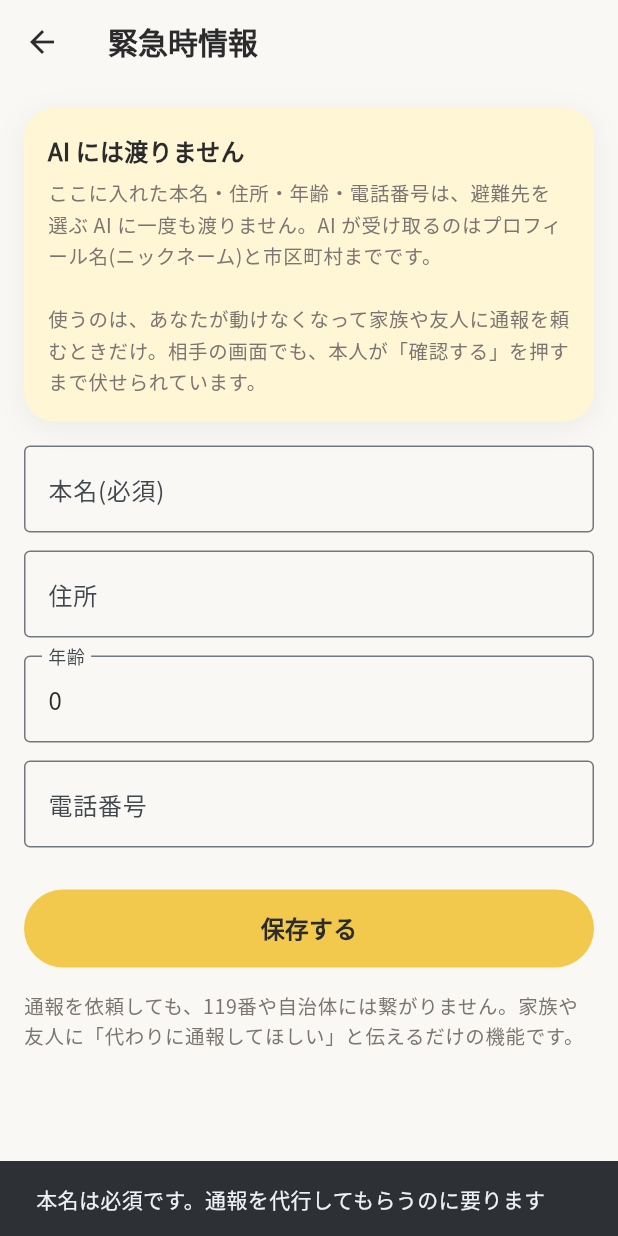
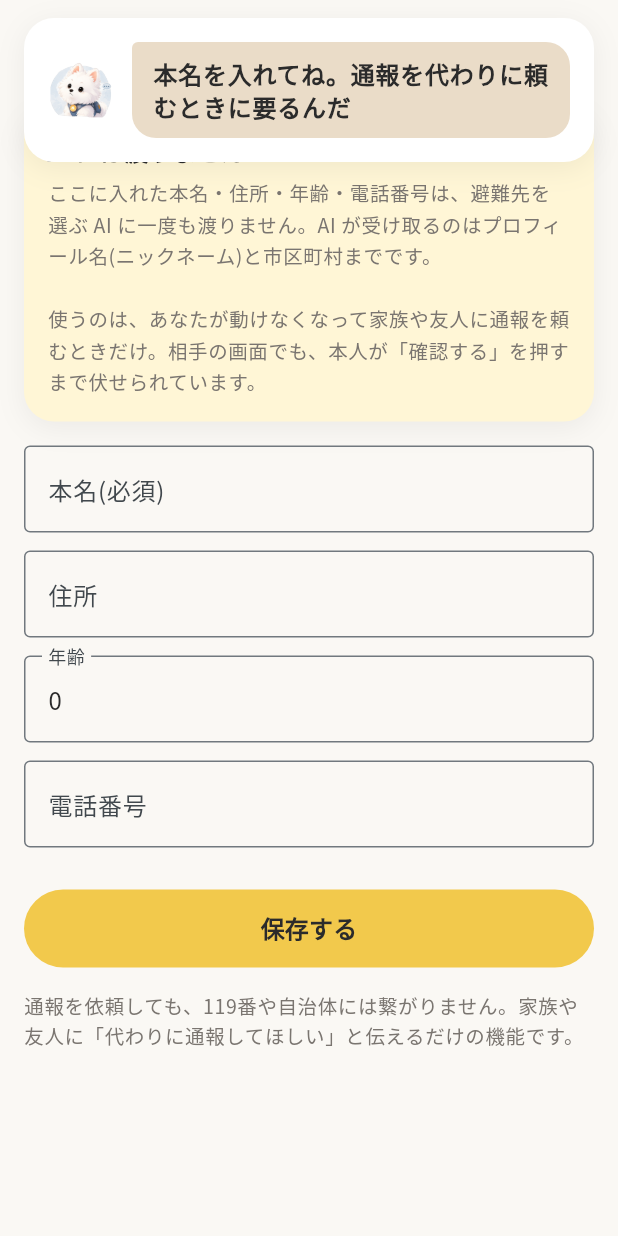
Before and after one commit to akiba-eda/hinamichi, a Flutter app: the EmergencyPage screen opened directly, after a tap on "保存する", on a phone screen of 412 x 824 dp. Run offline on Flutter 3.47's test engine with Material 3 defaults, Android fonts, the phone set to English and light mode, and no system bars; drawn by our look-alikes of flutter_animate; our stand-ins replace battery_plus, cloud_firestore, firebase_auth, firebase_core, firebase_messaging, flutter_local_notifications and 7 more; accounts and stored records are empty; generated files the repository leaves out were written again; network calls fail.

Commit message:
fix(app): SOS の確認で「誰に・何を見せるか」を出す。通知をセナヴィの吹き出しにする
「個人情報を入れていないのに3人に通報を依頼できた」という指摘。
実際にはその端末に以前テスト登録した緊急時情報(本名・住所)が残っていて、
サーバーはそれを見て正しく通していた。問題は確認画面が
「本名・住所が見えます」と一般論しか出さず、何が登録されているかを
本人に見せていなかったこと。

- 依頼する前に、頼む相手の名前と、相手が確認したときに見える情報
  (本名・住所・電話)をそのまま出す
- 未登録なら依頼を止めて、登録画面へ誘導する
- 頼める相手がいないときも先に止める

通知は Material の SnackBar(画面下の黒い帯)を27箇所すべてやめ、
セナヴィが上部で話す吹き出し(showSenaviToast)に置き換えた。
世界観が違うのに加え、シートを閉じた直後は出す先の context が死んでいて
消えることがあった。rootNavigatorKey の Overlay に載せるので
どこから呼んでも出る。失敗は困った顔で伝え、赤いバナーにしない。

Co-Authored-By: Claude Fable 5.1 <noreply@anthropic.com>

```diff
--- /dev/null
+++ b/app/lib/core/nav.dart
@@ -0,0 +1,5 @@
+import 'package:flutter/widgets.dart';
+
+/// アプリ全体で1つのナビゲータ。画面を閉じた後でも通知を出せるように、
+/// context ではなくここから Overlay を取る(閉じたシートの context は死んでいる)。
+final rootNavigatorKey = GlobalKey<NavigatorState>();
--- a/app/lib/features/friends/friend_detail_sheet.dart
+++ b/app/lib/features/friends/friend_detail_sheet.dart
@@ -11,6 +11,7 @@ import '../../domain/social.dart';
 import '../../mock/mock_backend.dart';
 import '../../ui/atoms/atoms.dart';
 import 'chat_page.dart';
+import '../../ui/molecules/molecules.dart';
 
 /// フレンドのアイコン / カードをタップしたときに出る詳細。
 ///
@@ -170,7 +171,7 @@ class _FriendDetail extends ConsumerWidget {
                         ref.read(apiProvider).sendMessage(toUid: f.entry.uid, reaction: r.emoji);
                       }
                       Navigator.of(context).pop();
-                      ScaffoldMessenger.of(context).showSnackBar(SnackBar(content: Text('${r.emoji} を送りました')));
+                      showSenaviToast('${r.emoji} を送ったよ');
                     },
                   ),
                 ),
--- a/app/lib/features/friends/friends_page.dart
+++ b/app/lib/features/friends/friends_page.dart
@@ -194,7 +194,7 @@ class FriendsPage extends ConsumerWidget {
                 try {
                   await ref.read(apiProvider).setNote(c.text.trim());
                 } catch (e) {
-                  if (ctx.mounted) ScaffoldMessenger.of(ctx).showSnackBar(SnackBar(content: Text(userMessage(e))));
+                  showSenaviToast(userMessage(e), error: true);
                 }
               }
               if (ctx.mounted) Navigator.pop(ctx);
@@ -226,7 +226,7 @@ class FriendsPage extends ConsumerWidget {
                 await ref.read(apiProvider).acceptFriend(c.text.trim().toUpperCase(), relation: r.text.trim().isEmpty ? null : r.text.trim());
                 if (ctx.mounted) Navigator.pop(ctx);
               } catch (e) {
-                if (ctx.mounted) ScaffoldMessenger.of(ctx).showSnackBar(SnackBar(content: Text(userMessage(e))));
+                showSenaviToast(userMessage(e), error: true);
               }
             },
             child: const Text('追加'),
@@ -302,7 +302,7 @@ class _InviteCode extends StatelessWidget {
     return InkWell(
       onTap: () async {
         await Clipboard.setData(ClipboardData(text: code));
-        if (context.mounted) ScaffoldMessenger.of(context).showSnackBar(const SnackBar(content: Text('招待コードをコピーしました')));
+        showSenaviToast('招待コードをコピーしたよ');
       },
       child: Row(mainAxisSize: MainAxisSize.min, children: [
         Text('招待コード: $code', style: t.bodySmall),
--- a/app/lib/features/friends/meetup_sheet.dart
+++ b/app/lib/features/friends/meetup_sheet.dart
@@ -2,6 +2,7 @@ import 'package:flutter/material.dart';
 import 'package:flutter_riverpod/flutter_riverpod.dart';
 import 'package:latlong2/latlong.dart';
 import '../../core/user_message.dart';
+import '../../ui/molecules/molecules.dart';
 
 import '../../app/theme/hina_colors.dart';
 import '../../app/theme/hina_theme.dart';
@@ -91,7 +92,7 @@ class _MeetupSheetState extends ConsumerState<_MeetupSheet> {
       ref.read(selectedTabProvider.notifier).state = 0;
       Navigator.of(context).pop(true);
     } catch (e) {
-      if (mounted) ScaffoldMessenger.of(context).showSnackBar(SnackBar(content: Text(userMessage(e, action: '合流を作成'))));
+      showSenaviToast(userMessage(e, action: '合流を作成'), error: true);
     } finally {
       if (mounted) setState(() => _busy = false);
     }
--- a/app/lib/features/home/approval_sheet.dart
+++ b/app/lib/features/home/approval_sheet.dart
@@ -61,14 +61,13 @@ class _ApprovalBodyState extends ConsumerState<_ApprovalBody> {
         Expanded(
           child: HinaButton.primary('送信する', loading: sending, onPressed: () async {
             setState(() => sending = true);
-            final messenger = ScaffoldMessenger.maybeOf(context);
             final nav = Navigator.of(context);
             try {
               final r = await ref.read(apiProvider).messageFriends(widget.ctrl.text.trim());
               nav.pop();
-              messenger?.showSnackBar(SnackBar(content: Text('${r['sent']}人に送りました: ${r['text']}')));
+              showSenaviToast('${r['sent']}人に送ったよ: ${r['text']}');
             } catch (e) {
-              messenger?.showSnackBar(SnackBar(content: Text(userMessage(e, action: '送信'))));
+              showSenaviToast(userMessage(e, action: '送信'), error: true);
             } finally {
               if (mounted) setState(() => sending = false);
             }
--- a/app/lib/features/home/home_page.dart
+++ b/app/lib/features/home/home_page.dart
@@ -15,6 +15,7 @@ import '../../domain/weather.dart';
 import '../../domain/social.dart';
 import '../../state/providers.dart';
 import '../../ui/organisms/location_unavailable.dart';
+import '../settings/emergency_page.dart';
 import '../sos/sos_sheet.dart';
 import 'ask_sheet.dart';
 import '../../ui/atoms/atoms.dart';
@@ -89,7 +90,7 @@ class _HomePageState extends ConsumerState<HomePage> {
     try {
       await f();
     } catch (e) {
-      if (mounted) ScaffoldMessenger.of(context).showSnackBar(SnackBar(content: Text(userMessage(e))));
+      showSenaviToast(userMessage(e), error: true);
     } finally {
       if (mounted) setState(() => _acting = false);
     }
@@ -450,16 +451,50 @@ class _SosButtonState extends ConsumerState<_SosButton> {
   }
 
   Future<void> _confirm() async {
-    final messenger = ScaffoldMessenger.maybeOf(context);
+    // 何を誰に見せるかを、依頼する前に本人に見せる。以前は「本名・住所が見えます」と
+    // 一般論しか出しておらず、以前に登録した情報があることに気づかないまま
+    // 依頼が通っていた。
+    final emergency = ref.read(myEmergencyProvider).value;
+    final friends = ref.read(friendsProvider).value ?? const <FriendEntry>[];
+    final legalName = (emergency?['legalName'] as String?)?.trim() ?? '';
+
+    if (legalName.isEmpty) {
+      final go = await showDialog<bool>(
+        context: context,
+        builder: (c) => AlertDialog(
+          title: const Text('緊急時情報が未登録です'),
+          content: const Text('通報を代わりに頼むには、本名と住所が要ります。相手が確認したときにだけ見える情報で、AI には渡りません。'),
+          actions: [
+            TextButton(onPressed: () => Navigator.of(c).pop(false), child: const Text('やめる')),
+            FilledButton(onPressed: () => Navigator.of(c).pop(true), child: const Text('登録する')),
+          ],
+        ),
+      );
+      if (go == true && mounted) Navigator.of(context).push(MaterialPageRoute(builder: (_) => const EmergencyPage()));
+      return;
+    }
+    if (friends.isEmpty) {
+      showSenaviToast('頼める相手がまだいないよ。友だちタブから家族を招待してね', error: true);
+      return;
+    }
+
+    final names = friends.map((f) => f.displayName).join('、');
+    final t = Theme.of(context).textTheme;
     final ok = await showDialog<bool>(
       context: context,
       builder: (c) => AlertDialog(
         title: const Text('通報を代わりに頼みますか?'),
-        content: const Text(
-          '家族・友人に「代わりに通報してほしい」と伝えます。'
-          '相手が確認を押すと、あなたの本名・住所・年齢・電話番号が相手にだけ見えます。\n\n'
-          '119番や自治体には繋がりません。',
-        ),
+        content: Column(mainAxisSize: MainAxisSize.min, crossAxisAlignment: CrossAxisAlignment.start, children: [
+          Text('頼む相手(${friends.length}人)', style: t.bodySmall),
+          Text(names, style: t.bodyLarge),
+          const SizedBox(height: 10),
+          Text('相手が「確認する」を押すと見える情報', style: t.bodySmall),
+          Text(legalName, style: t.bodyLarge),
+          if ((emergency?['address'] as String?)?.isNotEmpty == true) Text(emergency!['address'] as String, style: t.bodyLarge),
+          if ((emergency?['phone'] as String?)?.isNotEmpty == true) Text(emergency!['phone'] as String, style: t.bodyLarge),
+          const SizedBox(height: 10),
+          Text('119番や自治体には繋がりません。', style: t.bodySmall?.copyWith(fontWeight: FontWeight.w700)),
+        ]),
         actions: [
           TextButton(onPressed: () => Navigator.of(c).pop(false), child: const Text('やめる')),
           FilledButton(onPressed: () => Navigator.of(c).pop(true), child: const Text('依頼する')),
@@ -477,9 +512,9 @@ class _SosButtonState extends ConsumerState<_SosButton> {
             incidentId: widget.incident.id,
             disaster: widget.incident.type.label,
           );
-      messenger?.showSnackBar(SnackBar(content: Text('${r['sentTo']}人に通報を依頼しました')));
+      showSenaviToast('${r['sentTo']}人に頼んだよ。相手が確認すると、$legalNameさんの本名と住所が見えるようになる', mood: SenaviMood.serious, duration: const Duration(seconds: 6));
     } catch (e) {
-      messenger?.showSnackBar(SnackBar(content: Text(userMessage(e, action: '依頼'))));
+      showSenaviToast(userMessage(e, action: '依頼'), error: true);
     } finally {
       if (mounted) setState(() => _sending = false);
     }
--- a/app/lib/features/settings/demo_panel.dart
+++ b/app/lib/features/settings/demo_panel.dart
@@ -10,6 +10,7 @@ import '../../state/providers.dart';
 import '../../ui/atoms/atoms.dart';
 import 'manual_location_sheet.dart';
 import '../../core/user_message.dart';
+import '../../ui/molecules/molecules.dart';
 
 /// 設計書 §14.2 — fire scenarios anchored at the device's current location; simulate movement; inject LLM failure.
 class DemoPanel extends ConsumerStatefulWidget {
@@ -37,7 +38,7 @@ class _DemoPanelState extends ConsumerState<DemoPanel> {
     try {
       await f();
     } catch (e) {
-      if (mounted) ScaffoldMessenger.of(context).showSnackBar(SnackBar(content: Text(userMessage(e))));
+      showSenaviToast(userMessage(e), error: true);
     } finally {
       if (mounted) setState(() => busy = null);
     }
@@ -87,21 +88,21 @@ class _DemoPanelState extends ConsumerState<DemoPanel> {
 
   Future<void> _simulateArrival() async {
     if (!ref.read(mockModeProvider)) {
-      ScaffoldMessenger.of(context).showSnackBar(const SnackBar(content: Text('モックモードのときだけ動きます')));
+      showSenaviToast('これはモックモードのときだけ動くよ', error: true);
       return;
     }
     final loc = ref.read(locationProvider) ?? await ref.read(locationProvider.notifier).refresh();
     final b = ref.read(mockBackendProvider.notifier)..seedPlaces(loc.point);
     b.simulateArrival('mock_mother');
     if (mounted) {
-      ScaffoldMessenger.of(context).showSnackBar(const SnackBar(content: Text('友だち画面の「できごと」に出ます')));
+      showSenaviToast('友だち画面の「できごと」に出るよ');
       Navigator.of(context).popUntil((r) => r.isFirst);
     }
   }
 
   void _cycleWeather() {
     if (!ref.read(mockModeProvider)) {
-      ScaffoldMessenger.of(context).showSnackBar(const SnackBar(content: Text('モックモードのときだけ切り替えられます')));
+      showSenaviToast('これはモックモードのときだけ切り替えられるよ', error: true);
       return;
     }
     ref.read(mockBackendProvider.notifier).cycleWeather();
@@ -122,7 +123,7 @@ class _DemoPanelState extends ConsumerState<DemoPanel> {
     final inc = ref.read(activeIncidentProvider);
     final pts = inc?.route?.points;
     if (inc == null || pts == null || pts.length < 2) {
-      ScaffoldMessenger.of(context).showSnackBar(const SnackBar(content: Text('経路がありません(避難誘導中に使ってください)')));
+      showSenaviToast('まだ経路がないよ。避難の案内が始まってから使ってね', error: true);
       return;
     }
     _mover?.cancel();
--- a/app/lib/features/settings/emergency_page.dart
+++ b/app/lib/features/settings/emergency_page.dart
@@ -2,6 +2,7 @@ import 'package:flutter/material.dart';
 import 'package:flutter/services.dart';
 import 'package:flutter_riverpod/flutter_riverpod.dart';
 import '../../core/user_message.dart';
+import '../../ui/molecules/molecules.dart';
 
 import '../../app/theme/hina_colors.dart';
 import '../../app/theme/hina_theme.dart';
@@ -97,9 +98,8 @@ class _EmergencyPageState extends ConsumerState<EmergencyPage> {
 
   Future<void> _save() async {
     final name = _name.text.trim();
-    final messenger = ScaffoldMessenger.maybeOf(context);
     if (name.isEmpty) {
-      messenger?.showSnackBar(const SnackBar(content: Text('本名は必須です。通報を代行してもらうのに要ります')));
+      showSenaviToast('本名を入れてね。通報を代わりに頼むときに要るんだ', error: true);
       return;
     }
     setState(() => _saving = true);
@@ -113,9 +113,9 @@ class _EmergencyPageState extends ConsumerState<EmergencyPage> {
           );
       ref.invalidate(myEmergencyProvider);
       nav.pop();
-      messenger?.showSnackBar(const SnackBar(content: Text('保存しました')));
+      showSenaviToast('保存したよ。相手が確認したときだけ見える情報だから安心してね');
     } catch (e) {
-      messenger?.showSnackBar(SnackBar(content: Text(userMessage(e, action: '保存'))));
+      showSenaviToast(userMessage(e, action: '保存'), error: true);
     } finally {
       if (mounted) setState(() => _saving = false);
     }
--- a/app/lib/features/settings/places_page.dart
+++ b/app/lib/features/settings/places_page.dart
@@ -104,7 +104,7 @@ class PlacesPage extends ConsumerWidget {
         await ref.read(apiProvider).removePlace(p.id);
       }
     } catch (e) {
-      if (context.mounted) ScaffoldMessenger.of(context).showSnackBar(SnackBar(content: Text(userMessage(e, action: '削除'))));
+      showSenaviToast(userMessage(e, action: '削除'), error: true);
     }
   }
 }
@@ -205,7 +205,7 @@ class _PlaceEditorState extends ConsumerState<_PlaceEditor> {
       }
       if (mounted) Navigator.of(context).pop();
     } catch (e) {
-      if (mounted) ScaffoldMessenger.of(context).showSnackBar(SnackBar(content: Text(userMessage(e, action: '保存'))));
+      showSenaviToast(userMessage(e, action: '保存'), error: true);
     } finally {
       if (mounted) setState(() => _saving = false);
     }
--- a/app/lib/features/settings/profile_page.dart
+++ b/app/lib/features/settings/profile_page.dart
@@ -1,5 +1,6 @@
 import 'dart:convert';
 import '../../core/user_message.dart';
+import '../../ui/molecules/molecules.dart';
 
 import 'package:flutter/material.dart';
 import 'package:flutter_riverpod/flutter_riverpod.dart';
@@ -160,7 +161,6 @@ class ProfilePage extends ConsumerWidget {
   }
 
   Future<void> _pickPhoto(BuildContext sheet, WidgetRef ref) async {
-    final messenger = ScaffoldMessenger.of(sheet);
     try {
       // 256px / 品質80 まで落として選ばせる。Firestore のドキュメントに
       // そのまま入れるので、ここで小さくしておかないと 1MB 上限に当たる。
@@ -168,13 +168,13 @@ class ProfilePage extends ConsumerWidget {
       if (picked == null) return;
       final bytes = await picked.readAsBytes();
       if (bytes.lengthInBytes > 180 * 1024) {
-        messenger.showSnackBar(const SnackBar(content: Text('画像が大きすぎます。別の写真を選んでください')));
+        showSenaviToast('その写真は大きすぎるみたい。別の写真を選んでね', error: true);
         return;
       }
       await _save(ref, avatarImage: base64Encode(bytes), avatarMood: '');
       if (sheet.mounted) Navigator.pop(sheet);
     } catch (e) {
-      messenger.showSnackBar(SnackBar(content: Text(userMessage(e, action: '画像を読み込み'))));
+      showSenaviToast(userMessage(e, action: '画像を読み込み'), error: true);
     }
   }
 
@@ -224,7 +224,7 @@ class ProfilePage extends ConsumerWidget {
                 try {
                   await ref.read(apiProvider).setNote(c.text.trim());
                 } catch (e) {
-                  if (ctx.mounted) ScaffoldMessenger.of(ctx).showSnackBar(SnackBar(content: Text(userMessage(e))));
+                  showSenaviToast(userMessage(e), error: true);
                 }
               }
               if (ctx.mounted) Navigator.pop(ctx);
--- a/app/lib/features/settings/settings_page.dart
+++ b/app/lib/features/settings/settings_page.dart
@@ -97,11 +97,7 @@ class SettingsPage extends ConsumerWidget {
           value: ref.watch(locationSharingProvider),
           onChanged: (v) async {
             final ok = await ref.read(locationSharingProvider.notifier).set(v);
-            if (!ok && context.mounted) {
-              ScaffoldMessenger.of(context).showSnackBar(
-                const SnackBar(content: Text('位置情報の許可が必要です。設定アプリから「常に許可」にしてください')),
-              );
-            }
+            if (!ok) showSenaviToast('位置情報の許可が要るよ。設定アプリで「常に許可」にしてね', error: true);
           },
         ),
         if (ref.watch(locationSharingProvider))
--- a/app/lib/features/sos/sos_sheet.dart
+++ b/app/lib/features/sos/sos_sheet.dart
@@ -2,6 +2,7 @@ import 'package:flutter/material.dart';
 import 'package:flutter_riverpod/flutter_riverpod.dart';
 import 'package:url_launcher/url_launcher.dart';
 import '../../core/user_message.dart';
+import '../../ui/molecules/molecules.dart';
 
 import '../../app/theme/hina_colors.dart';
 import '../../app/theme/hina_theme.dart';
@@ -78,12 +79,11 @@ class _SosBodyState extends ConsumerState<_SosBody> {
         onPressed: () async {
           setState(() => _closing = true);
           final nav = Navigator.of(context);
-          final messenger = ScaffoldMessenger.maybeOf(context);
           try {
             await ref.read(apiProvider).closeSos(sos.id);
             nav.pop();
           } catch (e) {
-            messenger?.showSnackBar(SnackBar(content: Text(userMessage(e, action: '閉じる'))));
+            showSenaviToast(userMessage(e, action: '閉じる'), error: true);
           } finally {
             if (mounted) setState(() => _closing = false);
           }
--- a/app/lib/ui/molecules/meetup_banner.dart
+++ b/app/lib/ui/molecules/meetup_banner.dart
@@ -1,6 +1,7 @@
 import 'package:flutter/material.dart';
 import 'package:flutter_riverpod/flutter_riverpod.dart';
 import '../../core/user_message.dart';
+import 'molecules.dart';
 
 import '../../app/theme/hina_colors.dart';
 import '../../app/theme/hina_theme.dart';
@@ -39,7 +40,7 @@ class _MeetupBannerState extends ConsumerState<MeetupBanner> {
         await ref.read(apiProvider).leaveMeetup(widget.meetup.id);
       }
     } catch (e) {
-      if (mounted) ScaffoldMessenger.of(context).showSnackBar(SnackBar(content: Text(userMessage(e, action: '合流から抜ける'))));
+      showSenaviToast(userMessage(e, action: '合流から抜ける'), error: true);
     } finally {
       if (mounted) setState(() => _leaving = false);
     }
--- a/app/lib/ui/molecules/molecules.dart
+++ b/app/lib/ui/molecules/molecules.dart
@@ -5,6 +5,7 @@ import 'package:flutter_animate/flutter_animate.dart';
 import '../../app/theme/hina_colors.dart';
 import '../../app/theme/hina_theme.dart';
 import '../../domain/models.dart';
+import '../../core/nav.dart';
 import '../../domain/senavi.dart';
 import '../atoms/atoms.dart';
 
@@ -519,6 +520,42 @@ void showRerouteToast(BuildContext context, String text) {
   Timer(const Duration(seconds: 4), () => entry.remove());
 }
 
+// ---------------------------------------------------------------- SenaviToast
+/// 画面上部にセナヴィの吹き出しで出す通知。
+///
+/// Material の SnackBar(画面下の黒い帯)はこのアプリの世界観と合わない上、
+/// シートを閉じた直後だと出す先の context が死んでいて消えることがあった。
+/// ここは rootNavigatorKey の Overlay に直接載せるので、どこから呼んでも出る。
+///
+/// 口調はセナヴィ本人。失敗も「困った顔」で伝えて、赤いバナーにしない
+/// ── 避難の最中に見るものなので、責める見た目にしない。
+void showSenaviToast(String text, {SenaviMood? mood, bool error = false, Duration duration = const Duration(seconds: 4)}) {
+  final overlay = rootNavigatorKey.currentState?.overlay;
+  if (overlay == null) return;
+  final context = overlay.context;
+  late OverlayEntry entry;
+  entry = OverlayEntry(
+    builder: (_) => Positioned(
+      top: MediaQuery.of(context).padding.top + 12,
+      left: 16,
+      right: 16,
+      child: Material(
+        color: Colors.transparent,
+        child: GestureDetector(
+          onTap: () => entry.remove(),
+          child: HinaCard(
+            child: SenaviSpeech(mood: mood ?? (error ? SenaviMood.troubled : SenaviMood.smile), text: text, avatarSize: 44),
+          ).animate().slideY(begin: -0.6, end: 0, duration: 350.ms, curve: Curves.easeOutBack).fadeIn(),
+        ),
+      ),
+    ),
+  );
+  overlay.insert(entry);
+  Timer(duration, () {
+    if (entry.mounted) entry.remove();
+  });
+}
+
 // ---------------------------------------------------------------- DisasterTypeSelector
 /// 災害の種別を切り替えるピル(ホームとマップで共用)。
 ///
```
Also changed, not shown: app/lib/main.dart (+5 -5 lines), 1 other file.
